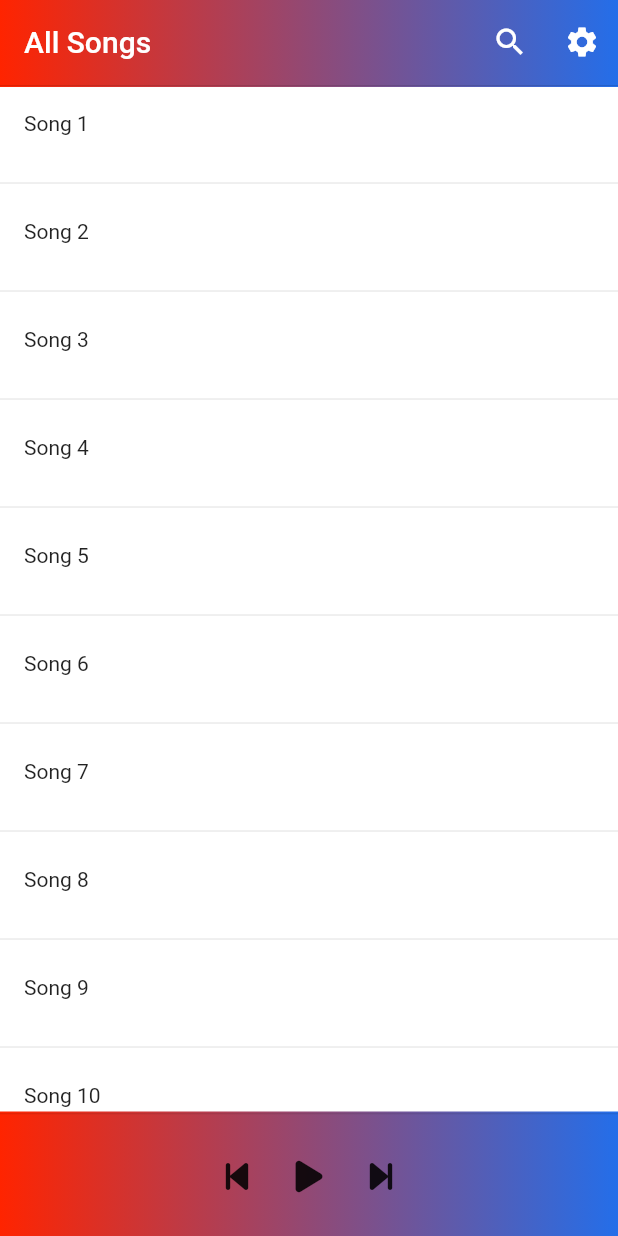
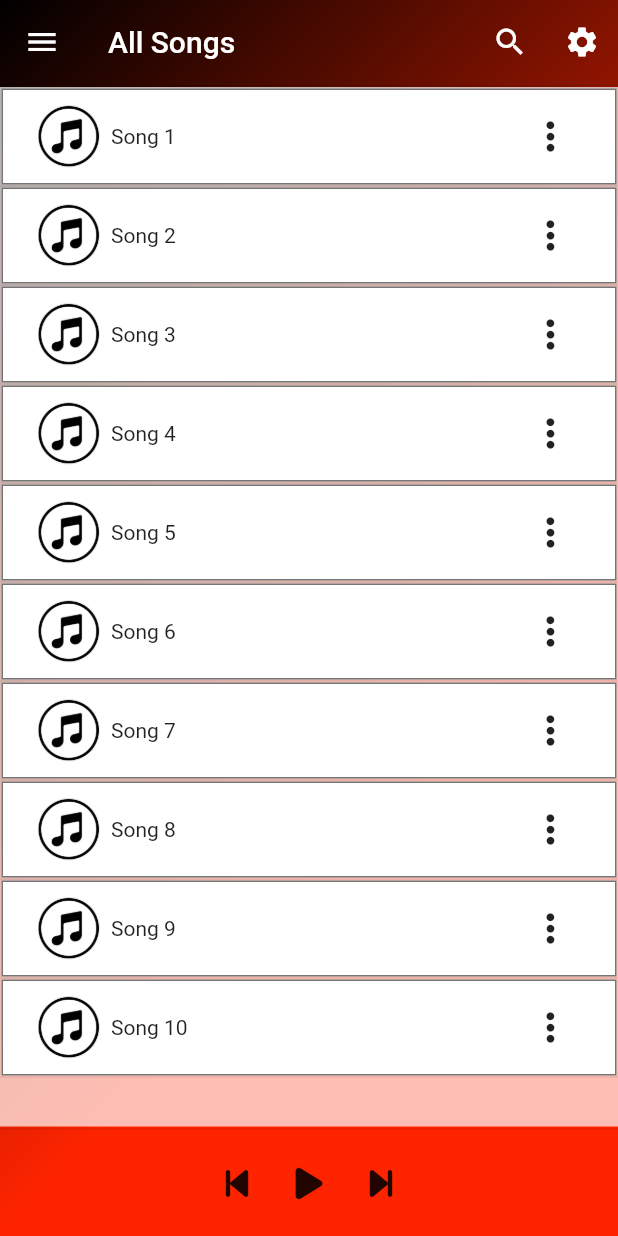
Before and after one commit to Yeezy97/music_player, a Flutter app: the screen it shows after launch, on a phone screen of 412 x 824 dp. Run offline on Flutter 3.47's test engine with Material 2 defaults, Android fonts, the light colour scheme and no system bars; our stand-ins replace font_awesome_flutter.

Commit message:
more additions to music screen

```diff
--- a/lib/components/custom_drawer.dart
+++ b/lib/components/custom_drawer.dart
@@ -118,7 +118,8 @@ class MyDrawer extends StatelessWidget {
           begin: Alignment.centerRight,
           end: Alignment.centerLeft,
           colors: [
-            Color(0xFF246EE9), // royal blue
+            Colors.black,
+            //Color(0xFF246EE9), // royal blue
             Color(0xFFFF2400), //  scarlet red
             //Colors.white24
           ]
--- a/lib/constants.dart
+++ b/lib/constants.dart
@@ -6,10 +6,11 @@ LinearGradient customGradientColor = LinearGradient(begin: Alignment.topLeft, en
 ]);
 
 LinearGradient drawerGradientColor = LinearGradient(
-    begin: Alignment.centerRight,
-    end: Alignment.centerLeft,
+    begin: Alignment.topLeft,
+    end: Alignment.centerRight,
     colors: [
-      Color(0xFF246EE9), // royal blue
+      Colors.black,
+      //Color(0xFF246EE9), // royal blue
       Color(0xFFFF2400), //  scarlet red
       //Colors.white24
     ]
--- a/lib/music_screen.dart
+++ b/lib/music_screen.dart
@@ -1,6 +1,7 @@
 import 'dart:ui';
 
 import 'package:flutter/material.dart';
+import 'package:music_player/components/custom_drawer.dart';
 import 'package:music_player/components/drawer_menu_buttons.dart';
 import 'package:music_player/components/sliding_drawer.dart';
 import 'package:music_player/constants.dart';
@@ -15,6 +16,11 @@ class MusicScreen extends StatelessWidget {
     return Scaffold(
       extendBodyBehindAppBar: true,
       appBar: AppBar(
+        leading: IconButton(
+          icon: Icon(Icons.menu),
+          //TODO: drawer on tap function here
+          onPressed: (){},
+        ),
         title: Text("All Songs"),
         elevation: 0,
         backgroundColor: Colors.transparent,
@@ -24,16 +30,10 @@ class MusicScreen extends StatelessWidget {
         ],
       ),
       body: Container(
-        decoration: BoxDecoration(
-          gradient: drawerGradientColor,
-          boxShadow: [
-            BoxShadow(
-              color: Colors.black54,
-              blurRadius: 10,
-              offset: Offset(0.3, 0.3)
-            )
-          ]
-        ),
+        decoration: BoxDecoration(gradient: drawerGradientColor, boxShadow: [
+          BoxShadow(
+              color: Colors.black54, blurRadius: 10, offset: Offset(0.3, 0.3))
+        ]),
         child: SafeArea(
           child: Column(
             //mainAxisAlignment: MainAxisAlignment.spaceBetween,
@@ -69,16 +69,50 @@ class MusicScreen extends StatelessWidget {
               //Divider(color: Colors.black),
               Expanded(
                 child: Container(
-                  color: Colors.white,
+                  color: Colors.white70,
                   child: ListView.builder(
                     itemCount: mySongs.length,
                     itemBuilder: (context, index) {
                       return Column(
                         children: [
-                          ListTile(
-                            leading: Text(mySongs[index]),
+                          Container(
+                            padding: EdgeInsets.symmetric(
+                                horizontal: 3, vertical: 3),
+                            margin: EdgeInsets.all(1),
+                            decoration: BoxDecoration(
+                                border: Border.all(color: Colors.black54),
+                                color: Colors.white),
+                            child: ListTile(
+                              leading: Row(
+                                mainAxisSize: MainAxisSize.min,
+                                children: [
+                                  Container(
+                                    padding: EdgeInsets.all(3),
+                                    constraints: const BoxConstraints(
+                                      maxHeight: 50,
+                                      maxWidth: 50,
+                                    ),
+                                    child: Image.asset(
+                                      "assets/images/musicLogo.png",
+                                      fit: BoxFit.fill,
+                                    ),
+                                  ),
+                                  SizedBox(
+                                    width: 3,
+                                  ),
+                                  Text(mySongs[index]),
+                                ],
+                              ),
+                              trailing: IconButton(
+                                onPressed: (){},
+                                icon: Icon(FontAwesomeIcons.ellipsisVertical,
+                                color: Colors.black87),
+                              ),
+                            ),
                           ),
-                          Divider(),
+                          Divider(
+                            height: 0,
+                          ),
                         ],
                       );
                     },
@@ -99,9 +133,9 @@ class MusicScreen extends StatelessWidget {
                     //   ],
                     color: Colors.transparent,
                     borderRadius: BorderRadius.only(
-                        topRight: Radius.circular(4),
-                        topLeft: Radius.circular(4))),
-                height: 80,
+                        topRight: Radius.circular(10),
+                        topLeft: Radius.circular(10))),
+                height: 70,
                 child: Row(
                   mainAxisAlignment: MainAxisAlignment.center,
                   children: [
--- a/pubspec.yaml
+++ b/pubspec.yaml
@@ -59,9 +59,8 @@ flutter:
   uses-material-design: true
 
   # To add assets to your application, add an assets section, like this:
-  # assets:
-  #   - images/a_dot_burr.jpeg
-  #   - images/a_dot_ham.jpeg
+  assets:
+    - assets/images/
 
   # An image asset can refer to one or more resolution-specific "variants", see
   # https://flutter.dev/assets-and-images/#resolution-aware
```
Also changed, not shown: assets/images/musicLogo.png (added).
